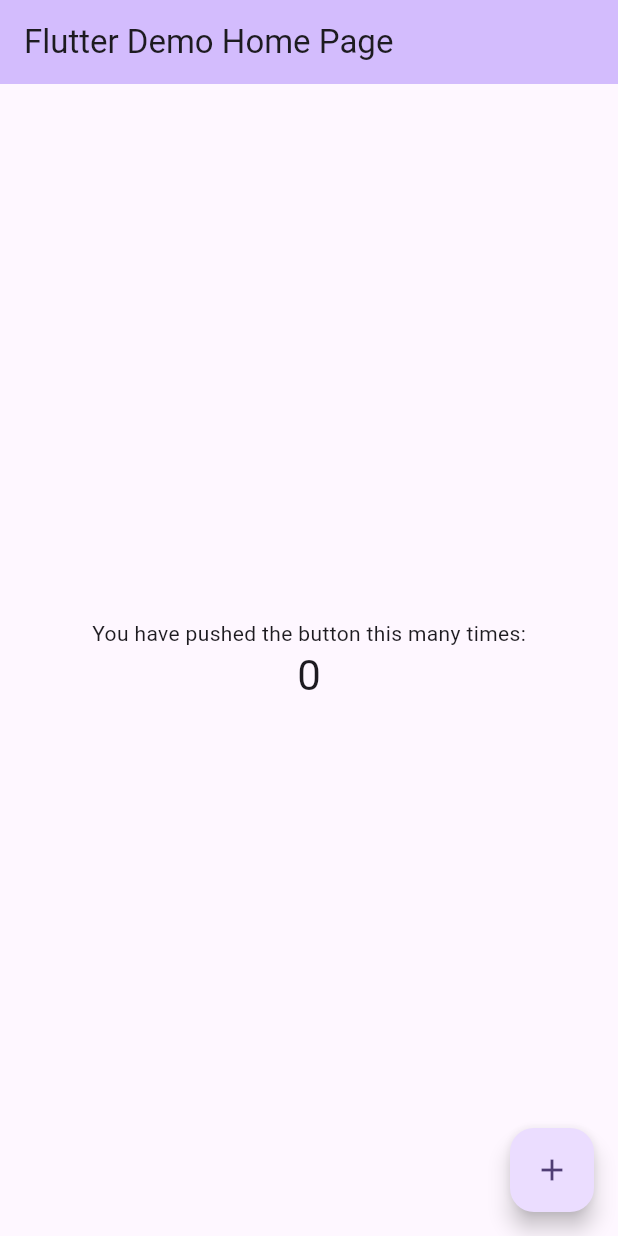
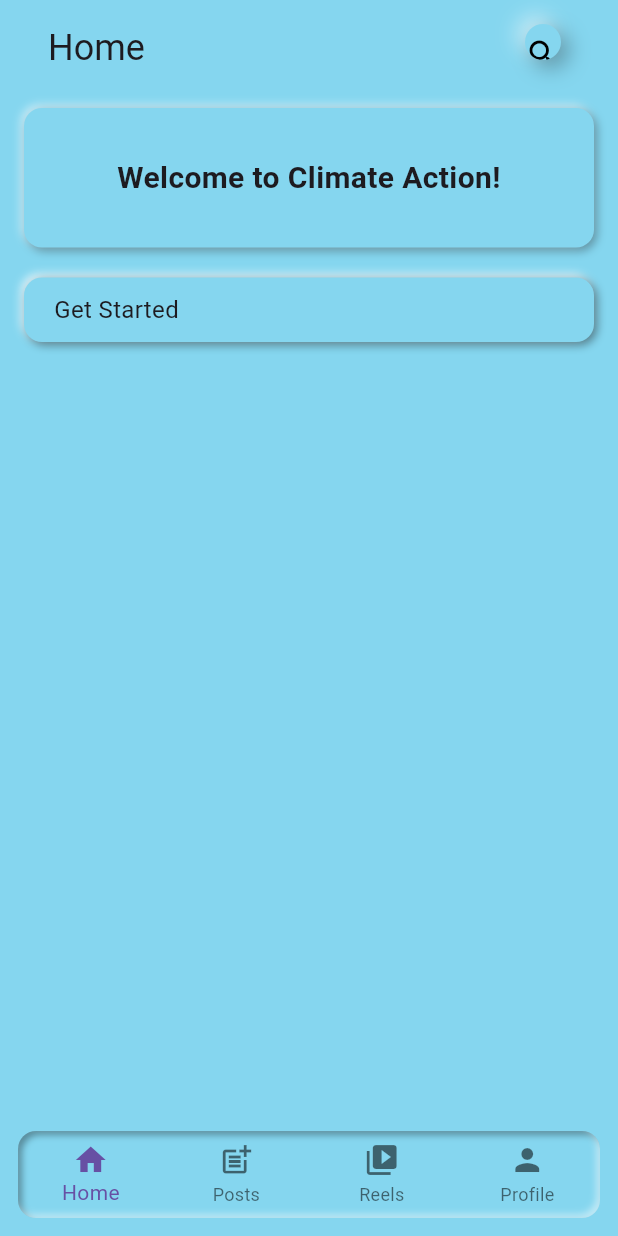
Before and after one commit to github-user-21/nisarg, a Flutter app: the screen it shows after launch, on a phone screen of 412 x 824 dp. Run offline on Flutter 3.47's test engine with Material 3 defaults, Android fonts, the light colour scheme and no system bars; our stand-ins replace flutter_neumorphic_plus.

Commit message:
flutter neumorphic and riverpod

```diff
--- a/lib/main.dart
+++ b/lib/main.dart
@@ -1,125 +1,24 @@
-import 'package:flutter/material.dart';
+import 'package:flutter_neumorphic_plus/flutter_neumorphic.dart';
+
+// import 'package:riverpod/;
+import 'screens/home_screen.dart';
+import 'utils/theme.dart';
+import 'utils/constants.dart';
 
 void main() {
-  runApp(const MyApp());
+  runApp(
+    MyApp(),
+  );
 }
 
 class MyApp extends StatelessWidget {
-  const MyApp({super.key});
-
-  // This widget is the root of your application.
   @override
   Widget build(BuildContext context) {
-    return MaterialApp(
-      title: 'Flutter Demo',
-      theme: ThemeData(
-        // This is the theme of your application.
-        //
-        // TRY THIS: Try running your application with "flutter run". You'll see
-        // the application has a purple toolbar. Then, without quitting the app,
-        // try changing the seedColor in the colorScheme below to Colors.green
-        // and then invoke "hot reload" (save your changes or press the "hot
-        // reload" button in a Flutter-supported IDE, or press "r" if you used
-        // the command line to start the app).
-        //
-        // Notice that the counter didn't reset back to zero; the application
-        // state is not lost during the reload. To reset the state, use hot
-        // restart instead.
-        //
-        // This works for code too, not just values: Most code changes can be
-        // tested with just a hot reload.
-        colorScheme: ColorScheme.fromSeed(seedColor: Colors.deepPurple),
-        useMaterial3: true,
-      ),
-      home: const MyHomePage(title: 'Flutter Demo Home Page'),
+    return NeumorphicApp(
+      debugShowCheckedModeBanner: false,
+      title: Constants.appTitle,
+      theme: theme,
+      home: HomeScreen(),
     );
   }
 }
-
-class MyHomePage extends StatefulWidget {
-  const MyHomePage({super.key, required this.title});
-
-  // This widget is the home page of your application. It is stateful, meaning
-  // that it has a State object (defined below) that contains fields that affect
-  // how it looks.
-
-  // This class is the configuration for the state. It holds the values (in this
-  // case the title) provided by the parent (in this case the App widget) and
-  // used by the build method of the State. Fields in a Widget subclass are
-  // always marked "final".
-
-  final String title;
-
-  @override
-  State<MyHomePage> createState() => _MyHomePageState();
-}
-
-class _MyHomePageState extends State<MyHomePage> {
-  int _counter = 0;
-
-  void _incrementCounter() {
-    setState(() {
-      // This call to setState tells the Flutter framework that something has
-      // changed in this State, which causes it to rerun the build method below
-      // so that the display can reflect the updated values. If we changed
-      // _counter without calling setState(), then the build method would not be
-      // called again, and so nothing would appear to happen.
-      _counter++;
-    });
-  }
-
-  @override
-  Widget build(BuildContext context) {
-    // This method is rerun every time setState is called, for instance as done
-    // by the _incrementCounter method above.
-    //
-    // The Flutter framework has been optimized to make rerunning build methods
-    // fast, so that you can just rebuild anything that needs updating rather
-    // than having to individually change instances of widgets.
-    return Scaffold(
-      appBar: AppBar(
-        // TRY THIS: Try changing the color here to a specific color (to
-        // Colors.amber, perhaps?) and trigger a hot reload to see the AppBar
-        // change color while the other colors stay the same.
-        backgroundColor: Theme.of(context).colorScheme.inversePrimary,
-        // Here we take the value from the MyHomePage object that was created by
-        // the App.build method, and use it to set our appbar title.
-        title: Text(widget.title),
-      ),
-      body: Center(
-        // Center is a layout widget. It takes a single child and positions it
-        // in the middle of the parent.
-        child: Column(
-          // Column is also a layout widget. It takes a list of children and
-          // arranges them vertically. By default, it sizes itself to fit its
-          // children horizontally, and tries to be as tall as its parent.
-          //
-          // Column has various properties to control how it sizes itself and
-          // how it positions its children. Here we use mainAxisAlignment to
-          // center the children vertically; the main axis here is the vertical
-          // axis because Columns are vertical (the cross axis would be
-          // horizontal).
-          //
-          // TRY THIS: Invoke "debug painting" (choose the "Toggle Debug Paint"
-          // action in the IDE, or press "p" in the console), to see the
-          // wireframe for each widget.
-          mainAxisAlignment: MainAxisAlignment.center,
-          children: <Widget>[
-            const Text(
-              'You have pushed the button this many times:',
-            ),
-            Text(
-              '$_counter',
-              style: Theme.of(context).textTheme.headlineMedium,
-            ),
-          ],
-        ),
-      ),
-      floatingActionButton: FloatingActionButton(
-        onPressed: _incrementCounter,
-        tooltip: 'Increment',
-        child: const Icon(Icons.add),
-      ), // This trailing comma makes auto-formatting nicer for build methods.
-    );
-  }
-}
--- a/lib/screens/home_screen.dart
+++ b/lib/screens/home_screen.dart
@@ -0,0 +1,75 @@
+import 'package:flutter_neumorphic_plus/flutter_neumorphic.dart';
+import '../widgets/bottom_navbar.dart';
+import '../widgets/top_appbar.dart';
+import '../widgets/button.dart';
+import '../widgets/card.dart';
+import '../widgets/loader.dart';
+
+class HomeScreen extends StatefulWidget {
+  const HomeScreen({super.key});
+
+  @override
+  _HomeScreenState createState() => _HomeScreenState();
+}
+
+class _HomeScreenState extends State<HomeScreen> {
+  // Simulated loading state for demonstration purposes.
+  bool isLoading = false;
+  int _currentIndex = 0;
+
+  @override
+  Widget build(BuildContext context) {
+    return NeumorphicBackground(
+      child: Scaffold(
+        backgroundColor: Colors.transparent,
+        appBar: const TopAppBar(title: "Home"),
+        body: Padding(
+          padding: const EdgeInsets.all(16.0),
+          child: isLoading
+              ? AnimatedLoader()
+              : Column(
+                  crossAxisAlignment: CrossAxisAlignment.stretch,
+                  children: [
+                    NeumorphicCard(
+                      child: Padding(
+                        padding: const EdgeInsets.all(16.0),
+                        child: Text(
+                          "Welcome to Climate Action!",
+                          style: TextStyle(
+                            fontSize: 20,
+                            fontWeight: FontWeight.bold,
+                          ),
+                          textAlign: TextAlign.center,
+                        ),
+                      ),
+                    ),
+                    SizedBox(height: 20),
+                    NeumorphicButtonWidget(
+                      text: "Get Started",
+                      onPressed: () {
+                        // Dummy action to simulate a loading effect.
+                        setState(() {
+                          isLoading = true;
+                        });
+                        Future.delayed(Duration(seconds: 2), () {
+                          setState(() {
+                            isLoading = false;
+                          });
+                        });
+                      },
+                    ),
+                  ],
+                ),
+        ),
+        bottomNavigationBar: BottomNavBar(
+          currentIndex: _currentIndex,
+          onTap: (index) {
+            setState(() {
+              _currentIndex = index;
+            });
+          },
+        ),
+      ),
+    );
+  }
+}
--- a/lib/utils/constants.dart
+++ b/lib/utils/constants.dart
@@ -0,0 +1,4 @@
+class Constants {
+  static const String appTitle = "Climate Action App";
+// Add other constants as needed, like API endpoints or color codes
+}
--- a/lib/utils/helpers.dart
+++ b/lib/utils/helpers.dart
@@ -0,0 +1,8 @@
+class Helpers {
+  static String formatDate(DateTime date) {
+    // Customize this date formatting as needed
+    return "${date.day}/${date.month}/${date.year}";
+  }
+
+// Add more helper functions here as needed
+}
--- a/lib/utils/theme.dart
+++ b/lib/utils/theme.dart
@@ -0,0 +1,12 @@
+import 'package:flutter_neumorphic_plus/flutter_neumorphic.dart';
+
+const theme = NeumorphicThemeData(
+  baseColor: Color(0xFF85D6EF),
+  // A light cyan-blue background
+  accentColor: Color(0xFF276727),
+  // A vibrant green accent
+  lightSource: LightSource.topLeft,
+  depth: 10,
+  intensity: 0.6,
+  defaultTextColor: Colors.black87,
+);
--- a/lib/widgets/bottom_navbar.dart
+++ b/lib/widgets/bottom_navbar.dart
@@ -0,0 +1,35 @@
+import 'package:flutter_neumorphic_plus/flutter_neumorphic.dart';
+
+class BottomNavBar extends StatelessWidget {
+  final int currentIndex;
+  final Function(int) onTap;
+
+  const BottomNavBar(
+      {super.key, required this.currentIndex, required this.onTap});
+
+  @override
+  Widget build(BuildContext context) {
+    return Neumorphic(
+      margin: const EdgeInsets.all(12),
+      style: NeumorphicStyle(
+        depth: -5,
+        intensity: 0.8,
+        boxShape: NeumorphicBoxShape.roundRect(BorderRadius.circular(12)),
+      ),
+      child: BottomNavigationBar(
+        currentIndex: currentIndex,
+        onTap: onTap,
+        items: const [
+          BottomNavigationBarItem(icon: Icon(Icons.home), label: "Home"),
+          BottomNavigationBarItem(icon: Icon(Icons.post_add), label: "Posts"),
+          BottomNavigationBarItem(
+              icon: Icon(Icons.video_collection), label: "Reels"),
+          BottomNavigationBarItem(icon: Icon(Icons.person), label: "Profile"),
+        ],
+        type: BottomNavigationBarType.fixed,
+        backgroundColor: Colors.transparent,
+        elevation: 0,
+      ),
+    );
+  }
+}
--- a/lib/widgets/button.dart
+++ b/lib/widgets/button.dart
@@ -0,0 +1,27 @@
+import 'package:flutter_neumorphic_plus/flutter_neumorphic.dart';
+
+class NeumorphicButtonWidget extends StatelessWidget {
+  final String text;
+  final VoidCallback onPressed;
+
+  const NeumorphicButtonWidget(
+      {super.key, required this.text, required this.onPressed});
+
+  @override
+  Widget build(BuildContext context) {
+    return NeumorphicButton(
+      onPressed: onPressed,
+      style: NeumorphicStyle(
+        shape: NeumorphicShape.flat,
+        depth: 4,
+        intensity: 0.8,
+        boxShape: NeumorphicBoxShape.roundRect(BorderRadius.circular(12)),
+      ),
+      padding: const EdgeInsets.symmetric(horizontal: 20, vertical: 10),
+      child: Text(
+        text,
+        style: const TextStyle(fontSize: 16),
+      ),
+    );
+  }
+}
--- a/lib/widgets/card.dart
+++ b/lib/widgets/card.dart
@@ -0,0 +1,24 @@
+import 'package:flutter_neumorphic_plus/flutter_neumorphic.dart';
+
+class NeumorphicCard extends StatelessWidget {
+  final Widget child;
+
+  const NeumorphicCard({
+    super.key,
+    required this.child,
+
+  });
+
+  @override
+  Widget build(BuildContext context) {
+    return Neumorphic(
+      style: NeumorphicStyle(
+        depth: 4,
+        intensity: 0.6,
+        boxShape: NeumorphicBoxShape.roundRect(BorderRadius.circular(12)),
+      ),
+      padding: const EdgeInsets.all(16),
+      child: child,
+    );
+  }
+}
--- a/lib/widgets/loader.dart
+++ b/lib/widgets/loader.dart
@@ -0,0 +1,22 @@
+import 'package:flutter_neumorphic_plus/flutter_neumorphic.dart';
+
+class AnimatedLoader extends StatelessWidget {
+  const AnimatedLoader({super.key});
+
+  @override
+  Widget build(BuildContext context) {
+    return Center(
+      child: Neumorphic(
+        style: const NeumorphicStyle(
+          shape: NeumorphicShape.convex,
+          depth: 8,
+          boxShape: NeumorphicBoxShape.circle(),
+        ),
+        child: const Padding(
+          padding: EdgeInsets.all(16.0),
+          child: CircularProgressIndicator(),
+        ),
+      ),
+    );
+  }
+}
--- a/lib/widgets/top_appbar.dart
+++ b/lib/widgets/top_appbar.dart
@@ -0,0 +1,31 @@
+import 'package:flutter_neumorphic_plus/flutter_neumorphic.dart';
+
+class TopAppBar extends StatelessWidget implements PreferredSizeWidget {
+  final String title;
+
+  const TopAppBar({super.key, required this.title});
+
+  @override
+  Widget build(BuildContext context) {
+    return NeumorphicAppBar(
+      title: Text(title),
+      actions: [
+        NeumorphicButton(
+          margin: const EdgeInsets.only(right: 12),
+          style: const NeumorphicStyle(
+            shape: NeumorphicShape.flat,
+            boxShape: NeumorphicBoxShape.circle(),
+          ),
+          padding: const EdgeInsets.all(8),
+          onPressed: () {
+            // Add search action or any other action here
+          },
+          child: const Icon(Icons.search),
+        ),
+      ],
+    );
+  }
+
+  @override
+  Size get preferredSize => const Size.fromHeight(56.0);
+}
--- a/pubspec.yaml
+++ b/pubspec.yaml
@@ -35,6 +35,8 @@ dependencies:
   # The following adds the Cupertino Icons font to your application.
   # Use with the CupertinoIcons class for iOS style icons.
   cupertino_icons: ^1.0.8
+  riverpod: ^2.6.1
+  flutter_neumorphic_plus: ^3.4.0
 
 dev_dependencies:
   flutter_test:
```
Also changed, not shown: pubspec.lock.
